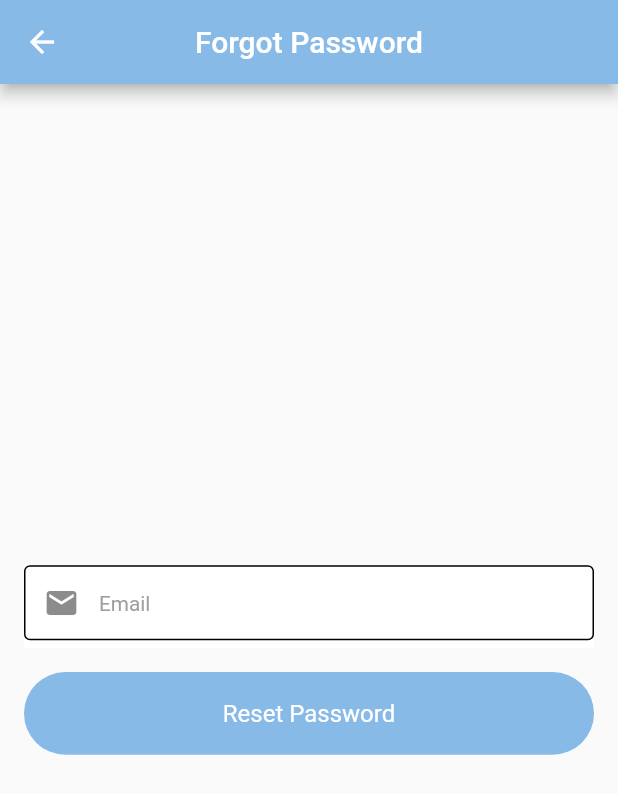
After one commit to MuhammadSaad32/fyp_app, a Flutter app: the ForgotPasswordScreen screen opened directly, after a tap on "Reset Password", on a phone screen of 412 x 824 dp. The commit adds this screen. Shown: the top 794 px of the screen. Run offline on Flutter 3.47's test engine with Material 2 defaults, Android fonts, the phone set to English and light mode, and no system bars; our stand-ins replace carousel_slider, cloud_firestore, connectivity_plus, curved_navigation_bar, firebase_auth, firebase_core and 7 more; accounts and stored records are empty; network calls fail.

Commit message:
Fyp Done

```diff
--- /dev/null
+++ b/lib/ui/auth/forgot_password_screen.dart
@@ -0,0 +1,53 @@
+import 'package:flutter/material.dart';
+import 'package:firebase_auth/firebase_auth.dart';
+import 'package:fyp_app_olx/widgets/custom_textField.dart';
+
+import '../../utils/colors_utils.dart';
+import '../../widgets/custom_button.dart';
+import '../../widgets/custom_toasts.dart';
+
+class ForgotPasswordScreen extends StatelessWidget {
+  final TextEditingController emailController = TextEditingController();
+
+  ForgotPasswordScreen({super.key});
+
+  void _resetPassword(BuildContext context) async {
+    try {
+      await FirebaseAuth.instance.sendPasswordResetEmail(email: emailController.text);
+      CustomToast.successToast(msg: 'Email Send to you Account Change Password Form Email');
+      Navigator.pop(context);
+    } catch (e) {
+      // Handle errors, such as invalid email or user not found
+      print('Error sending reset email: $e');
+      // You can show an error message to the user
+    }
+  }
+
+  @override
+  Widget build(BuildContext context) {
+    return Scaffold(
+      appBar: AppBar(
+        title: const Text('Forgot Password'),
+        backgroundColor: primaryColor,
+        centerTitle: true,
+      ),
+      body: Padding(
+        padding: const EdgeInsets.all(16.0),
+        child: Column(
+          mainAxisAlignment: MainAxisAlignment.center,
+          crossAxisAlignment: CrossAxisAlignment.stretch,
+          children: [
+            CustomTextField(text: 'Email',length: 50,keyboardType: TextInputType.emailAddress,icon:const Icon(Icons.email),controller: emailController,)
+            ,const SizedBox(height: 16.0),
+            CustomButton(
+              title: 'Reset Password',
+              function: (){
+                _resetPassword(context);
+              },
+            )
+          ],
+        ),
+      ),
+    );
+  }
+}
```
Also changed, not shown: lib/data/controllers/chat_controller.dart (+39 -1 lines), lib/ui/auth/login_screen.dart (+18 -1 lines), lib/ui/chat/chat_page.dart (+13 -1 lines), lib/ui/post/add_detail_screen.dart (+18 -2 lines), lib/ui/post/edit_ad_screen.dart (added, +127 -0 lines), lib/ui/post/full_image_screen.dart (added, +31 -0 lines), lib/ui/profile/profile_screen.dart (+19 -5 lines).
